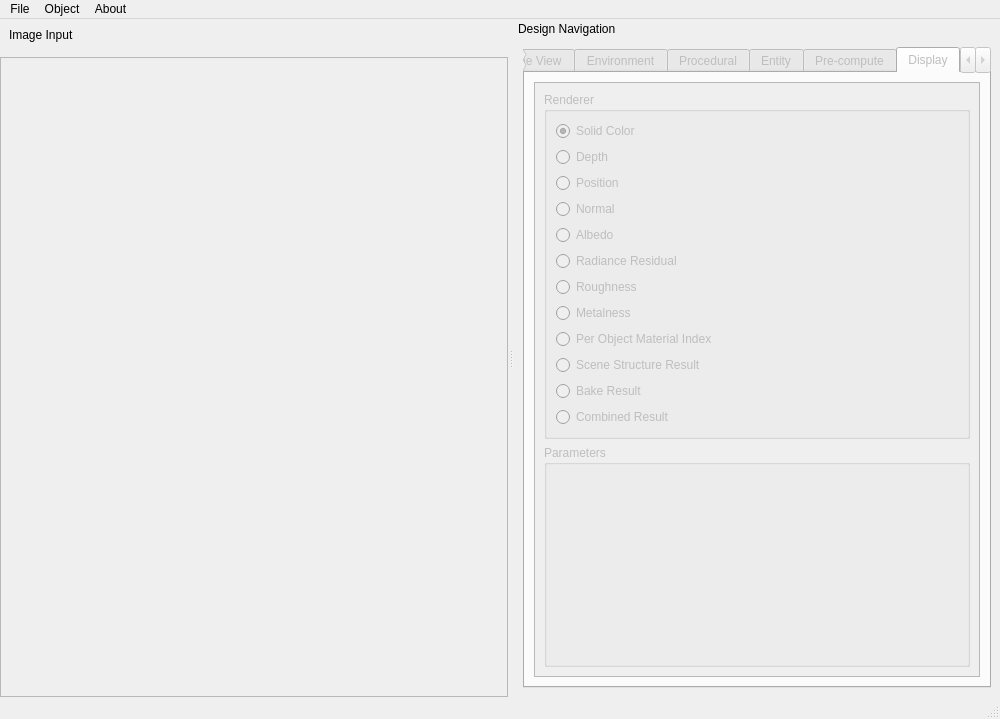
e8yes/e8yes-terrain, file editor/editor_window.ui: the form before one commit.
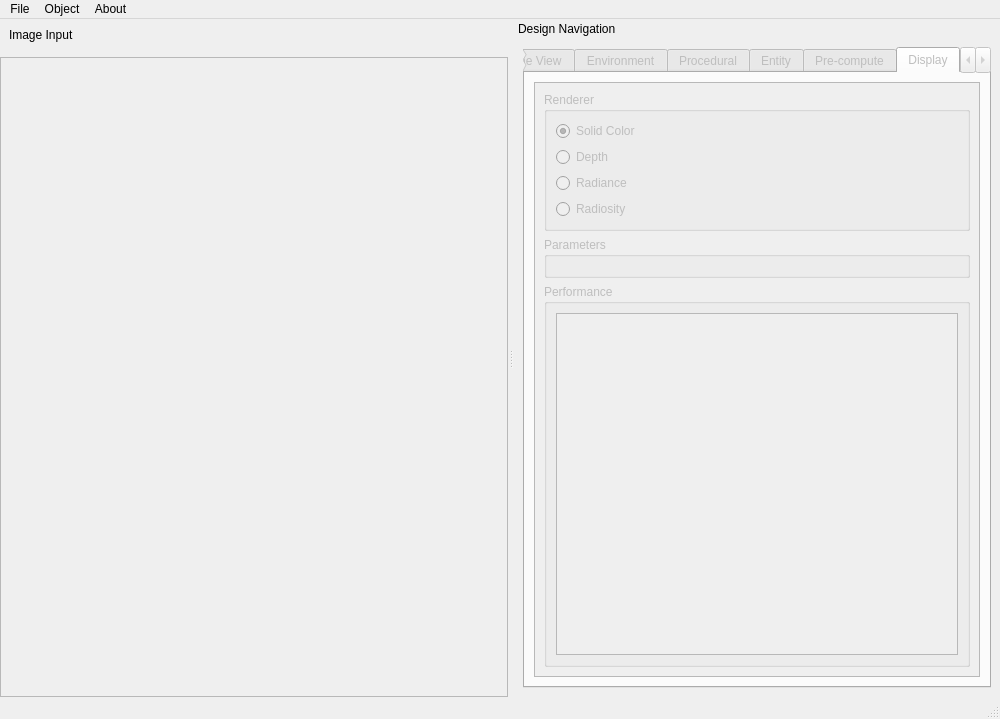
The form after the commit. The open tabs and pages were chosen to show the change.

The edit to the form file:
```diff
--- a/editor/editor_window.ui
+++ b/editor/editor_window.ui
@@ -876,7 +876,7 @@
              <rect>
               <x>0</x>
               <y>0</y>
-              <width>557</width>
+              <width>551</width>
               <height>587</height>
              </rect>
             </property>
@@ -907,70 +907,14 @@
                 <item>
                  <widget class="QRadioButton" name="position_rend_radial">
                   <property name="text">
-                   <string>Position</string>
+                   <string>Radiance</string>
                   </property>
                  </widget>
                 </item>
                 <item>
                  <widget class="QRadioButton" name="normal_rend_radial">
                   <property name="text">
-                   <string>Normal</string>
-                  </property>
-                 </widget>
-                </item>
-                <item>
-                 <widget class="QRadioButton" name="albedo_rend_radial">
-                  <property name="text">
-                   <string>Albedo</string>
-                  </property>
-                 </widget>
-                </item>
-                <item>
-                 <widget class="QRadioButton" name="radiance_residual_rend_radial">
-                  <property name="text">
-                   <string>Radiance Residual</string>
-                  </property>
-                 </widget>
-                </item>
-                <item>
-                 <widget class="QRadioButton" name="roughness_rend_radial">
-                  <property name="text">
-                   <string>Roughness</string>
-                  </property>
-                 </widget>
-                </item>
-                <item>
-                 <widget class="QRadioButton" name="metalness_rend_radial">
-                  <property name="text">
-                   <string>Metalness</string>
-                  </property>
-                 </widget>
-                </item>
-                <item>
-                 <widget class="QRadioButton" name="mat_idx_rend_radial">
-                  <property name="text">
-                   <string>Per Object Material Index</string>
-                  </property>
-                 </widget>
-                </item>
-                <item>
-                 <widget class="QRadioButton" name="scene_struct_rend_radial">
-                  <property name="text">
-                   <string>Scene Structure Result</string>
-                  </property>
-                 </widget>
-                </item>
-                <item>
-                 <widget class="QRadioButton" name="bake_result_rend_radial">
-                  <property name="text">
-                   <string>Bake Result</string>
-                  </property>
-                 </widget>
-                </item>
-                <item>
-                 <widget class="QRadioButton" name="combined_result_rend_radial">
-                  <property name="text">
-                   <string>Combined Result</string>
+                   <string>Radiosity</string>
                   </property>
                  </widget>
                 </item>
@@ -982,7 +926,26 @@
                <property name="title">
                 <string>Parameters</string>
                </property>
-               <layout class="QVBoxLayout" name="verticalLayout_10"/>
+               <layout class="QGridLayout" name="gridLayout_3"/>
+              </widget>
+             </item>
+             <item>
+              <widget class="QGroupBox" name="display_performance_group">
+               <property name="title">
+                <string>Performance</string>
+               </property>
+               <layout class="QVBoxLayout" name="verticalLayout_20">
+                <item>
+                 <widget class="QTextEdit" name="display_performance_edit">
+                  <property name="readOnly">
+                   <bool>true</bool>
+                  </property>
+                  <property name="placeholderText">
+                   <string/>
+                  </property>
+                 </widget>
+                </item>
+               </layout>
               </widget>
              </item>
             </layout>
```
Left out of the diff: 10 changed lines with no effect on the pictures.
